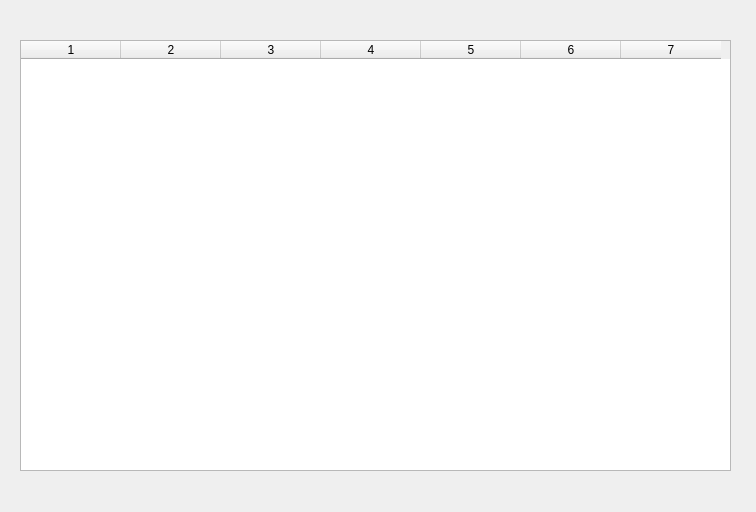
Above: m7fazty/viewtranshistory_dialog.ui from Roro-2004/m7fazty before the change. Below: the same form after it.
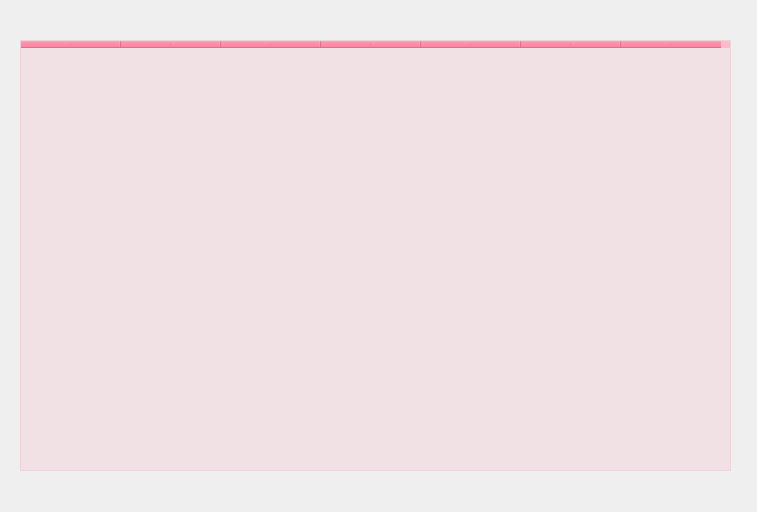
That is the form after the change.

What changed in the file:
```diff
--- a/m7fazty/viewtranshistory_dialog.ui
+++ b/m7fazty/viewtranshistory_dialog.ui
@@ -6,7 +6,7 @@
    <rect>
     <x>0</x>
     <y>0</y>
-    <width>756</width>
+    <width>757</width>
     <height>512</height>
    </rect>
   </property>
@@ -35,18 +35,332 @@
      <height>431</height>
     </rect>
    </property>
+   <property name="palette">
+    <palette>
+     <active>
+      <colorrole role="WindowText">
+       <brush brushstyle="SolidPattern">
+        <color alpha="255">
+         <red>255</red>
+         <green>255</green>
+         <blue>255</blue>
+        </color>
+       </brush>
+      </colorrole>
+      <colorrole role="Button">
+       <brush brushstyle="SolidPattern">
+        <color alpha="25">
+         <red>255</red>
+         <green>90</green>
+         <blue>130</blue>
+        </color>
+       </brush>
+      </colorrole>
+      <colorrole role="Text">
+       <brush brushstyle="SolidPattern">
+        <color alpha="255">
+         <red>255</red>
+         <green>255</green>
+         <blue>255</blue>
+        </color>
+       </brush>
+      </colorrole>
+      <colorrole role="ButtonText">
+       <brush brushstyle="SolidPattern">
+        <color alpha="255">
+         <red>255</red>
+         <green>255</green>
+         <blue>255</blue>
+        </color>
+       </brush>
+      </colorrole>
+      <colorrole role="Base">
+       <brush brushstyle="NoBrush">
+        <color alpha="255">
+         <red>0</red>
+         <green>0</green>
+         <blue>0</blue>
+        </color>
+       </brush>
+      </colorrole>
+      <colorrole role="Window">
+       <brush brushstyle="SolidPattern">
+        <color alpha="25">
+         <red>255</red>
+         <green>90</green>
+         <blue>130</blue>
+        </color>
+       </brush>
+      </colorrole>
+      <colorrole role="Highlight">
+       <brush brushstyle="SolidPattern">
+        <color alpha="255">
+         <red>201</red>
+         <green>183</green>
+         <blue>215</blue>
+        </color>
+       </brush>
+      </colorrole>
+      <colorrole role="HighlightedText">
+       <brush brushstyle="SolidPattern">
+        <color alpha="255">
+         <red>37</red>
+         <green>0</green>
+         <blue>42</blue>
+        </color>
+       </brush>
+      </colorrole>
+      <colorrole role="PlaceholderText">
+       <brush brushstyle="SolidPattern">
+        <color alpha="128">
+         <red>255</red>
+         <green>255</green>
+         <blue>255</blue>
+        </color>
+       </brush>
+      </colorrole>
+     </active>
+     <inactive>
+      <colorrole role="WindowText">
+       <brush brushstyle="SolidPattern">
+        <color alpha="255">
+         <red>255</red>
+         <green>255</green>
+         <blue>255</blue>
+        </color>
+       </brush>
+      </colorrole>
+      <colorrole role="Button">
+       <brush brushstyle="SolidPattern">
+        <color alpha="25">
+         <red>255</red>
+         <green>90</green>
+         <blue>130</blue>
+        </color>
+       </brush>
+      </colorrole>
+      <colorrole role="Text">
+       <brush brushstyle="SolidPattern">
+        <color alpha="255">
+         <red>255</red>
+         <green>255</green>
+         <blue>255</blue>
+        </color>
+       </brush>
+      </colorrole>
+      <colorrole role="ButtonText">
+       <brush brushstyle="SolidPattern">
+        <color alpha="255">
+         <red>255</red>
+         <green>255</green>
+         <blue>255</blue>
+        </color>
+       </brush>
+      </colorrole>
+      <colorrole role="Base">
+       <brush brushstyle="NoBrush">
+        <color alpha="255">
+         <red>0</red>
+         <green>0</green>
+         <blue>0</blue>
+        </color>
+       </brush>
+      </colorrole>
+      <colorrole role="Window">
+       <brush brushstyle="SolidPattern">
+        <color alpha="25">
+         <red>255</red>
+         <green>90</green>
+         <blue>130</blue>
+        </color>
+       </brush>
+      </colorrole>
+      <colorrole role="Highlight">
+       <brush brushstyle="SolidPattern">
+        <color alpha="255">
+         <red>201</red>
+         <green>183</green>
+         <blue>215</blue>
+        </color>
+       </brush>
+      </colorrole>
+      <colorrole role="HighlightedText">
+       <brush brushstyle="SolidPattern">
+        <color alpha="255">
+         <red>37</red>
+         <green>0</green>
+         <blue>42</blue>
+        </color>
+       </brush>
+      </colorrole>
+      <colorrole role="PlaceholderText">
+       <brush brushstyle="SolidPattern">
+        <color alpha="128">
+         <red>255</red>
+         <green>255</green>
+         <blue>255</blue>
+        </color>
+       </brush>
+      </colorrole>
+     </inactive>
+     <disabled>
+      <colorrole role="WindowText">
+       <brush brushstyle="SolidPattern">
+        <color alpha="255">
+         <red>255</red>
+         <green>255</green>
+         <blue>255</blue>
+        </color>
+       </brush>
+      </colorrole>
+      <colorrole role="Button">
+       <brush brushstyle="SolidPattern">
+        <color alpha="25">
+         <red>255</red>
+         <green>90</green>
+         <blue>130</blue>
+        </color>
+       </brush>
+      </colorrole>
+      <colorrole role="Text">
+       <brush brushstyle="SolidPattern">
+        <color alpha="255">
+         <red>255</red>
+         <green>255</green>
+         <blue>255</blue>
+        </color>
+       </brush>
+      </colorrole>
+      <colorrole role="ButtonText">
+       <brush brushstyle="SolidPattern">
+        <color alpha="255">
+         <red>255</red>
+         <green>255</green>
+         <blue>255</blue>
+        </color>
+       </brush>
+      </colorrole>
+      <colorrole role="Base">
+       <brush brushstyle="NoBrush">
+        <color alpha="255">
+         <red>0</red>
+         <green>0</green>
+         <blue>0</blue>
+        </color>
+       </brush>
+      </colorrole>
+      <colorrole role="Window">
+       <brush brushstyle="SolidPattern">
+        <color alpha="25">
+         <red>255</red>
+         <green>90</green>
+         <blue>130</blue>
+        </color>
+       </brush>
+      </colorrole>
+      <colorrole role="HighlightedText">
+       <brush brushstyle="SolidPattern">
+        <color alpha="255">
+         <red>37</red>
+         <green>0</green>
+         <blue>42</blue>
+        </color>
+       </brush>
+      </colorrole>
+      <colorrole role="PlaceholderText">
+       <brush brushstyle="SolidPattern">
+        <color alpha="128">
+         <red>255</red>
+         <green>255</green>
+         <blue>255</blue>
+        </color>
+       </brush>
+      </colorrole>
+     </disabled>
+    </palette>
+   </property>
+   <property name="font">
+    <font>
+     <family>Arial Rounded MT Bold</family>
+     <pointsize>-1</pointsize>
+     <bold>false</bold>
+    </font>
+   </property>
    <property name="styleSheet">
-    <string notr="true"/>
+    <string notr="true">QHeaderView {
+    background-color: rgba(255, 170, 190, 0.7);
+    color: black;
+    font: 10pt &quot;Arial Rounded MT Bold&quot;;
+    text-align: center; /* Align header text horizontally */
+
+}
+
+QHeaderView::section {
+    background-color: rgba(255, 90, 130, 0.3);
+    text-align: center; /* Align header text horizontally */
+
+}
+
+QTableView {
+    background-color: rgba(255, 90, 130, 0.1);
+    color: white;
+    font-size: 12px;
+    font-weight: normal;
+}
+
+
+
+QTableView::item {
+    text-align: center;
+}
+
+
+
+QTableView QTableCornerButton::section {
+    background-color:: transparent;
+}
+
+</string>
+   </property>
+   <property name="frameShape">
+    <enum>QFrame::StyledPanel</enum>
+   </property>
+   <property name="frameShadow">
+    <enum>QFrame::Sunken</enum>
+   </property>
+   <property name="horizontalScrollBarPolicy">
+    <enum>Qt::ScrollBarAlwaysOff</enum>
+   </property>
+   <property name="editTriggers">
+    <set>QAbstractItemView::NoEditTriggers</set>
+   </property>
+   <property name="selectionBehavior">
+    <enum>QAbstractItemView::SelectItems</enum>
+   </property>
+   <property name="textElideMode">
+    <enum>Qt::ElideRight</enum>
    </property>
    <property name="gridStyle">
     <enum>Qt::SolidLine</enum>
    </property>
+   <property name="cornerButtonEnabled">
+    <bool>false</bool>
+   </property>
+   <property name="rowCount">
+    <number>0</number>
+   </property>
    <property name="columnCount">
     <number>7</number>
    </property>
    <attribute name="horizontalHeaderCascadingSectionResizes">
     <bool>false</bool>
    </attribute>
+   <attribute name="horizontalHeaderHighlightSections">
+    <bool>true</bool>
+   </attribute>
+   <attribute name="verticalHeaderVisible">
+    <bool>true</bool>
+   </attribute>
    <column/>
    <column/>
    <column/>
```
